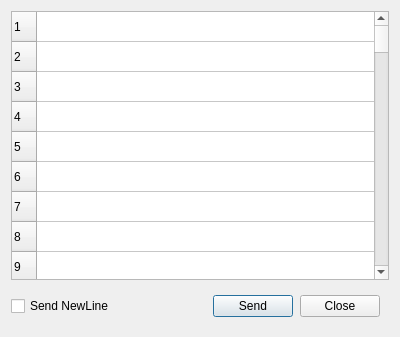
cdesjardins/ComBomb, file ComBombGui/fileclipboarddialog.ui: the form before one commit.
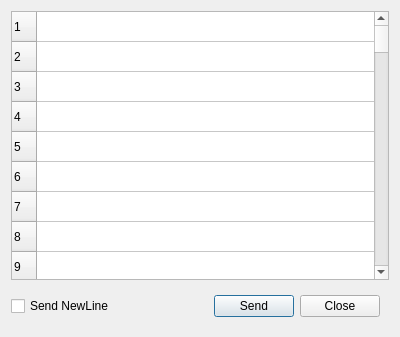
The form after the commit.

What changed in the file:
```diff
--- a/ComBombGui/fileclipboarddialog.ui
+++ b/ComBombGui/fileclipboarddialog.ui
@@ -303,7 +303,7 @@
      </property>
     </widget>
    </item>
-   <item row="1" column="1">
+   <item row="1" column="1" alignment="Qt::AlignRight">
     <widget class="QFrame" name="frame">
      <property name="frameShape">
       <enum>QFrame::NoFrame</enum>
```
